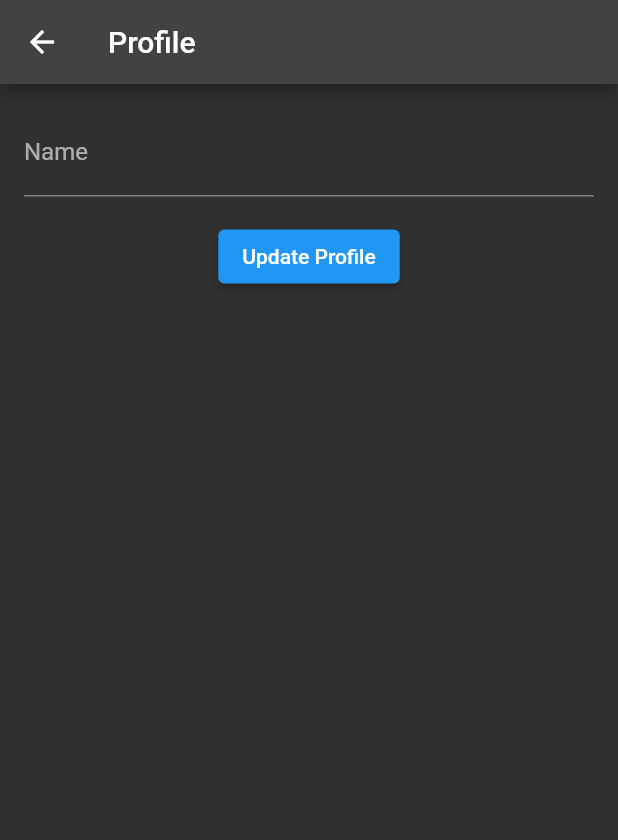
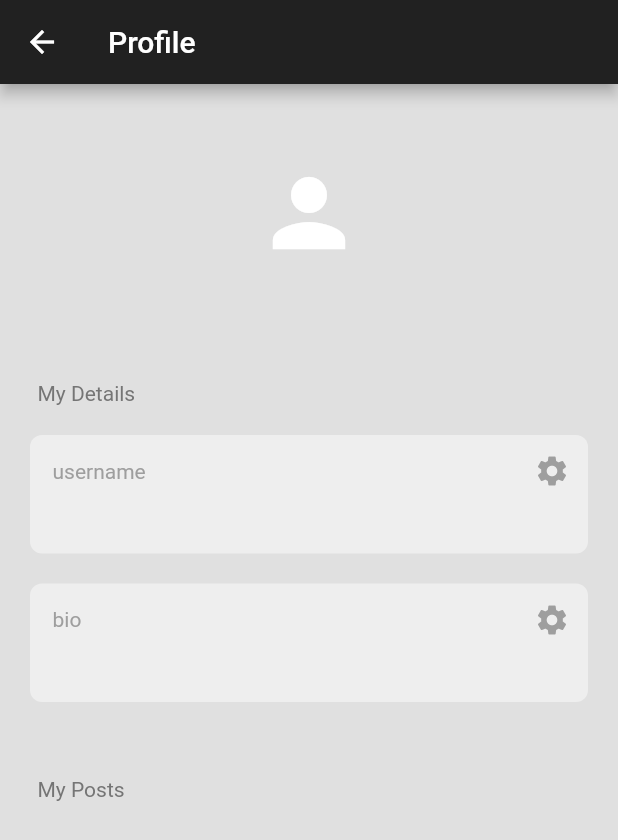
Before and after one commit to KushalSaxena/NGO_APP, a Flutter app: the ProfilePage screen opened directly, on a phone screen of 412 x 824 dp. Shown: the top 840 px of the screen. Run offline on Flutter 3.47's test engine with Material 2 defaults, Android fonts, the phone set to English and light mode, and no system bars; our stand-ins replace cloud_firestore, firebase_auth, firebase_core; accounts and stored records are empty.

Commit message:
profile page added

```diff
--- /dev/null
+++ b/lib/profile_page.dart
@@ -0,0 +1,127 @@
+import 'package:cloud_firestore/cloud_firestore.dart';
+import 'package:firebase_auth/firebase_auth.dart';
+import 'package:flutter/material.dart';
+import 'package:major_ngo_app/text_box.dart';
+
+class ProfilePage extends StatefulWidget {
+  const ProfilePage({Key? key}) : super(key: key);
+  @override
+  State<ProfilePage> createState() => _ProfilePageState();
+}
+
+class _ProfilePageState extends State<ProfilePage> {
+  final currentUser = FirebaseAuth.instance.currentUser!;
+
+  final userCollection = FirebaseFirestore.instance.collection('Users');
+
+  Future<void> editField(String field) async {
+    String newValue="";
+    await showDialog(context: context, builder: (context)=>AlertDialog(
+      backgroundColor: Colors.grey[900],
+      title: Text("Edit $field",
+      style: TextStyle(color:Colors.white),
+    ),
+      content: TextField(
+        autofocus: true,
+        style: TextStyle(color: Colors.white),
+        decoration: InputDecoration(
+          hintText: "Enter new $field",
+          hintStyle: TextStyle(color: Colors.grey),
+        ),
+        onChanged: (value){
+          newValue=value;
+        },
+      ),
+      actions: [
+        TextButton(onPressed: ()=> Navigator.pop(context),
+            child: Text('cancel',
+              style: TextStyle(color: Colors.white),
+            )
+        ),
+        TextButton(onPressed: ()=> Navigator.of(context).pop(newValue),
+            child: Text('save',
+              style: TextStyle(color: Colors.white),
+            )
+        )
+      ],
+    )
+    );
+    if (newValue.trim().length>0){
+
+      await userCollection.doc(currentUser.email).update({field: newValue});
+
+    }
+    // Implement your logic for editing the field here
+  }
+
+  @override
+  Widget build(BuildContext context) {
+    return Scaffold(
+      backgroundColor: Colors.grey[300],
+      appBar: AppBar(
+        title: Text("Profile"),
+        backgroundColor: Colors.grey[900],
+      ),
+      body: StreamBuilder<DocumentSnapshot>(
+        stream: FirebaseFirestore.instance
+            .collection("Users")
+            .doc(currentUser.email)
+            .snapshots(),
+        builder: (BuildContext context, AsyncSnapshot<DocumentSnapshot> snapshot) {
+          if (snapshot.hasData) {
+            final userData = snapshot.data!.data() as Map<String, dynamic>;
+
+            return ListView(
+              children: [
+                SizedBox(height: 50),
+                Icon(
+                  Icons.person,
+                  size: 72,
+                ),
+                SizedBox(height: 10),
+                Text(
+                  currentUser.email!,
+                  textAlign: TextAlign.center,
+                  style: TextStyle(color: Colors.grey[700]),
+                ),
+                SizedBox(height: 50),
+                Padding(
+                  padding: const EdgeInsets.only(left: 25.0),
+                  child: Text(
+                    'My Details',
+                    style: TextStyle(color: Colors.grey[600]),
+                  ),
+                ),
+                MyTextBox(
+                  text: userData['username'],
+                  sectionName: 'username',
+                  onPressed: () => editField('username'),
+                ),
+                MyTextBox(
+                  text: userData['bio'],
+                  sectionName: 'bio',
+                  onPressed: () => editField('bio'),
+                ),
+                SizedBox(height: 50),
+                Padding(
+                  padding: const EdgeInsets.only(left: 25.0),
+                  child: Text(
+                    'My Posts',
+                    style: TextStyle(color: Colors.grey[600]),
+                  ),
+                ),
+              ],
+            );
+          } else if (snapshot.hasError) {
+            return Center(
+              child: Text('Error ${snapshot.error}'),
+            );
+          }
+          return Center(
+            child: CircularProgressIndicator(),
+          );
+        },
+      ),
+    );
+  }
+}
--- a/lib/signup.dart
+++ b/lib/signup.dart
@@ -1,3 +1,4 @@
+import 'package:cloud_firestore/cloud_firestore.dart';
 import 'package:flutter/material.dart';
 import 'package:firebase_auth/firebase_auth.dart';
 import 'login.dart';
@@ -37,10 +38,17 @@ class _SignupPageState extends State<SignupPage> {
     }
 
     try {
+
       UserCredential userCredential = await _auth.createUserWithEmailAndPassword(
         email: email,
         password: password,
       );
+      FirebaseFirestore.instance.collection("Users")
+          .doc(userCredential.user!.email!)
+          .set({
+        'username': email.split('@')[0],
+        'bio':'Empty bio...'
+      });
       if (userCredential.user != null) {
         // Signup successful, navigate to the login page
         Navigator.of(context).pushReplacement(MaterialPageRoute(
--- /dev/null
+++ b/lib/text_box.dart
@@ -0,0 +1,42 @@
+import 'package:flutter/material.dart';
+
+class MyTextBox extends StatelessWidget{
+  final String text;
+  final String sectionName ;
+  final void Function()? onPressed;
+  const MyTextBox({
+    super.key,
+    required this.text,
+    required this.sectionName,
+    required this.onPressed,
+});
+  @override
+  Widget build(BuildContext context){
+    return Container(
+      decoration: BoxDecoration(color: Colors.grey[200],
+        borderRadius: BorderRadius.circular(8),
+      ),
+      padding: const EdgeInsets.only(left: 15,bottom: 15),
+      margin: EdgeInsets.only(left:20,right: 20,top: 20),
+      child: Column(
+        children: [
+
+          Row(
+            mainAxisAlignment: MainAxisAlignment.spaceBetween,
+            children: [
+              Text(sectionName,
+                style: TextStyle(color: Colors.grey[500]),
+              ),
+              IconButton(onPressed: onPressed , icon: Icon(Icons.settings,
+                color: Colors.grey[500],
+              ),
+              )
+            ],
+          ),
+
+          Text(text),
+        ],
+      ),
+    );
+  }
+}
--- a/lib/user_profile.dart
+++ /dev/null
@@ -1,91 +0,0 @@
-import 'package:firebase_auth/firebase_auth.dart';
-import 'package:flutter/material.dart';
-
-class ProfilePage extends StatefulWidget {
-  @override
-  _ProfilePageState createState() => _ProfilePageState();
-}
-
-class _ProfilePageState extends State<ProfilePage> {
-  final FirebaseAuth _auth = FirebaseAuth.instance;
-  final GlobalKey<FormState> _formKey = GlobalKey<FormState>();
-  final TextEditingController _nameController = TextEditingController();
-
-  User? _user;
-
-  @override
-  void initState() {
-    super.initState();
-    _getUserInfo();
-  }
-
-  void _getUserInfo() async {
-    final user = _auth.currentUser;
-    if (user != null) {
-      setState(() {
-        _user = user;
-        _nameController.text = user.displayName ?? '';
-      });
-    }
-  }
-
-  Future<void> _updateProfile() async {
-    final String displayName = _nameController.text.trim();
-
-    try {
-      await _user!.updateProfile(displayName: displayName);
-      await _user!.reload();
-      final updatedUser = _auth.currentUser;
-      if (updatedUser != null) {
-        setState(() {
-          _user = updatedUser;
-        });
-        ScaffoldMessenger.of(context).showSnackBar(SnackBar(
-          content: Text('Profile updated successfully'),
-        ));
-      }
-    } catch (e) {
-      ScaffoldMessenger.of(context).showSnackBar(SnackBar(
-        content: Text('Failed to update profile: $e'),
-      ));
-    }
-  }
-
-  @override
-  Widget build(BuildContext context) {
-    return Scaffold(
-      appBar: AppBar(
-        title: Text('Profile'),
-      ),
-      body: Padding(
-        padding: const EdgeInsets.all(16.0),
-        child: Form(
-          key: _formKey,
-          child: Column(
-            children: <Widget>[
-              TextFormField(
-                controller: _nameController,
-                decoration: InputDecoration(labelText: 'Name'),
-                validator: (value) {
-                  if (value == null || value.isEmpty) {
-                    return 'Please enter your name';
-                  }
-                  return null;
-                },
-              ),
-              SizedBox(height: 16.0),
-              ElevatedButton(
-                onPressed: () {
-                  if (_formKey.currentState!.validate()) {
-                    _updateProfile();
-                  }
-                },
-                child: Text('Update Profile'),
-              ),
-            ],
-          ),
-        ),
-      ),
-    );
-  }
-}
```
Also changed, not shown: lib/about.dart (added, +46 -0 lines), lib/chat.dart (added, +106 -0 lines), lib/home.dart (+69 -15 lines), lib/search.dart (added, +66 -0 lines).
